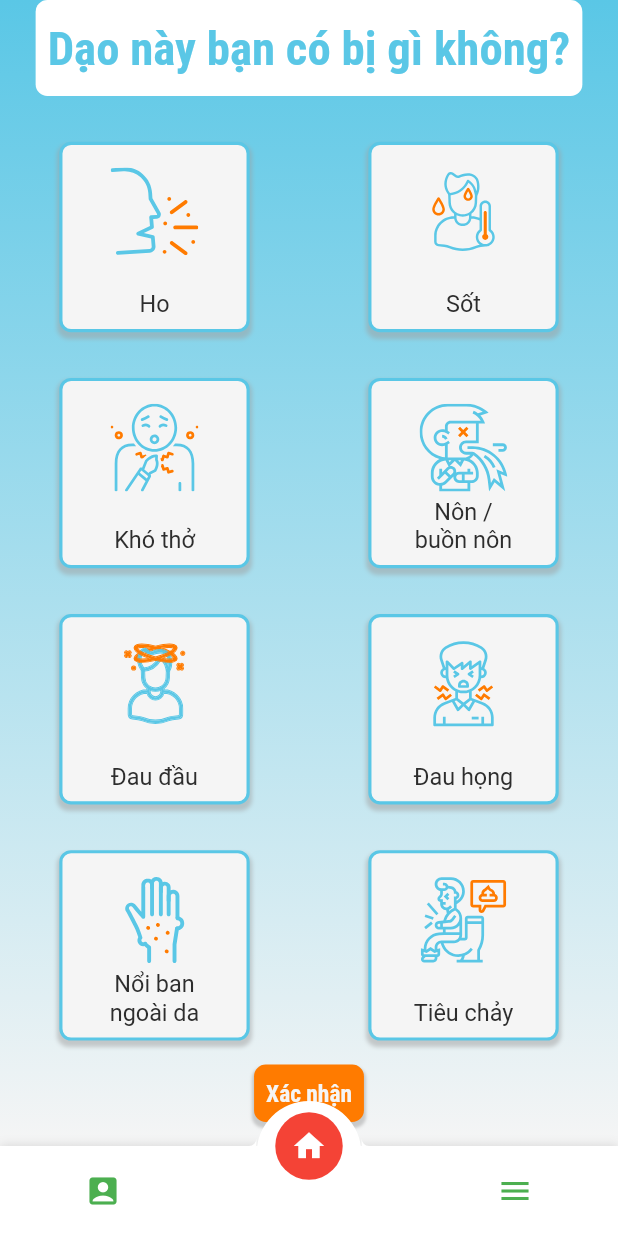
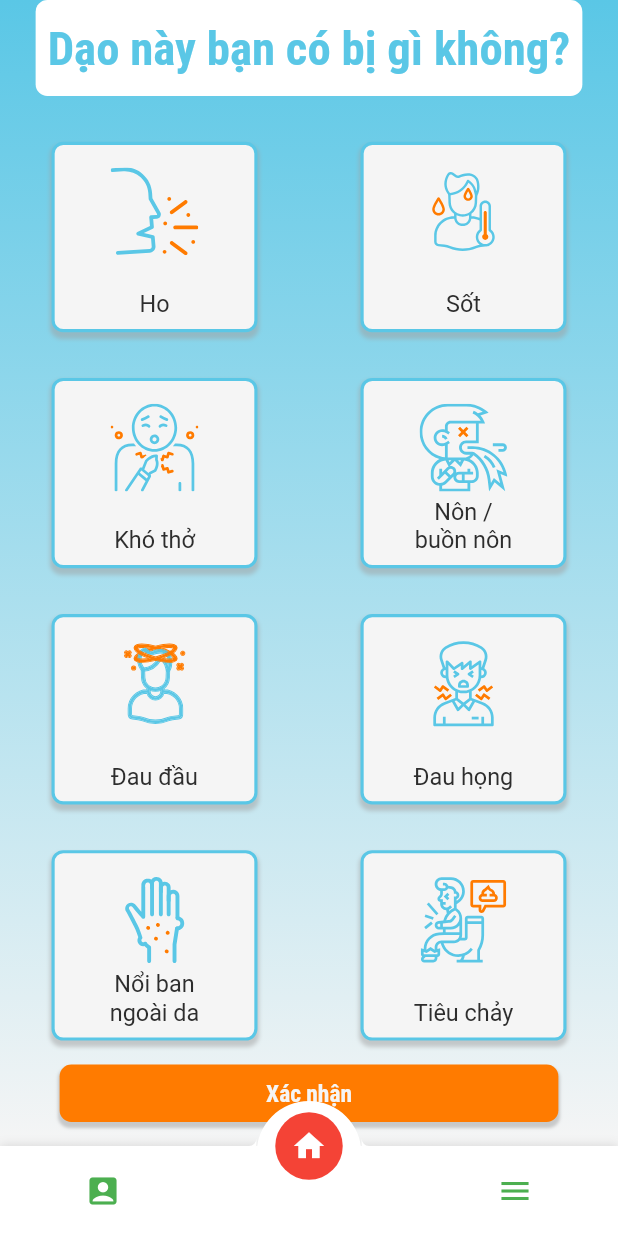
Before and after one commit to MinhTran0311/CovidDiary, a Flutter app: the HomePageScreen screen opened directly, after a tap on "Vui vẻ", after a tap on "Thoải mái", on a phone screen of 412 x 824 dp. Run offline on Flutter 3.47's test engine with Material 2 defaults, Android fonts, the phone set to English and light mode, and no system bars; our stand-ins replace flutter_screenutil, flutter_svg, jiffy, mask_text_input_formatter, modal_bottom_sheet, photo_view and 2 more; accounts and stored records are empty.

Commit message:
complete HealthReport

```diff
--- a/lib/commons/l10n/translation/intl_en.arb
+++ b/lib/commons/l10n/translation/intl_en.arb
@@ -120,5 +120,8 @@
   "health_report_emotion_5": "Tired",
   "health_report_emotion_6": "Sad",
   "health_report_emotion_7": "Frustrated",
-  "health_report_emotion_8": "Angry"
+  "health_report_emotion_8": "Angry",
+
+  "symptom_report_response_positive": "Have a good day",
+  "symptom_report_response_negative": "If you're not feeling well,\nmaybe you should stay home today."
 }
--- a/lib/core/HealthDiary/health_report.dart
+++ b/lib/core/HealthDiary/health_report.dart
@@ -75,8 +75,8 @@ class _EmotionReport extends StatelessWidget {
                 ),
               ],
             ),
-            width: 128,
-            height: 128,
+            width: 128.w,
+            height: 128.h,
           ),
         ),
       );
@@ -102,7 +102,7 @@ class _EmotionReport extends StatelessWidget {
                 Container(
                   height: 64,
                   child: Text(
-                    S.current.health_report_emotion_greating,
+                    S.current.health_report_emotion_greeting,
                     style: Theme.of(context)
                         .textTheme
                         .headline4!
@@ -180,6 +180,9 @@ class _EmotionReportState extends State<EmotionReport> {
   }
 
   void onNext() {
+    setState(() {
+      isPositive = null;
+    });
     Navigator.push(
         context,
         MaterialPageRoute(
--- a/lib/core/HealthDiary/symptom_report.dart
+++ b/lib/core/HealthDiary/symptom_report.dart
@@ -1,24 +1,28 @@
+import 'dart:ui';
+
 import 'package:flutter/cupertino.dart';
 import 'package:flutter/material.dart';
 import 'package:flutter_screenutil/flutter_screenutil.dart';
 import 'package:flutter_svg/flutter_svg.dart';
 import 'package:src/commons/l10n/generated/l10n.dart';
 import 'package:src/core/HealthDiary/symptom_detail.dart';
-import 'package:src/commons/navigators/navigator.dart';
 import 'package:src/commons/themes/theme.dart';
 import 'package:src/widgets/button/fill_button.dart';
 import 'package:src/widgets/button/outline_button.dart' as btn;
 
-class SymptomReport extends StatefulWidget {
-  const SymptomReport({
+class _SymptomReport extends StatefulWidget {
+  const _SymptomReport({
     Key? key,
+    this.onDone,
   }) : super(key: key);
 
+  final void Function(bool)? onDone;
+
   @override
-  _SymptomReportState createState() => _SymptomReportState();
+  __SymptomReportState createState() => __SymptomReportState();
 }
 
-class _SymptomReportState extends State<SymptomReport> {
+class __SymptomReportState extends State<_SymptomReport> {
   static List<String> iconList = [
     "assets/svg/icon/cough_ps.svg",
     "assets/svg/icon/fever_ps.svg",
@@ -58,7 +62,7 @@ class _SymptomReportState extends State<SymptomReport> {
   }
 
   void onDone() {
-    ;
+    widget.onDone?.call(!symptomSeverity.any((element) => element != 0));
   }
 
   @override
@@ -89,10 +93,18 @@ class _SymptomReportState extends State<SymptomReport> {
                     style: Theme.of(context).textTheme.bodyText1,
                     textAlign: TextAlign.center,
                   ),
+                ),
+                Container(
+                  alignment: Alignment.topRight,
+                  child: symptomSeverity[i] > 0
+                      ? SymptomSeverityBasicNotification(
+                          severity: symptomSeverity[i] - 1,
+                        )
+                      : null,
                 )
               ],
             ),
-            width: 130.h,
+            width: 130.w,
             height: 130.h,
           ),
         ),
@@ -123,7 +135,7 @@ class _SymptomReportState extends State<SymptomReport> {
                       Container(
                         height: 64,
                         child: Text(
-                          "Dạo này bạn có bị gì không?",
+                          S.current.symptom_report_greeting,
                           style: Theme.of(context)
                               .textTheme
                               .headline4!
@@ -158,13 +170,26 @@ class _SymptomReportState extends State<SymptomReport> {
                 ],
               ),
             ),
-            Container(
-              height: 72.h,
-              padding: EdgeInsets.all(16),
-              child: CustomColorFillButton(
-                buttonText: "Xác nhận",
-                onPressed: onDone,
-                fillColor: getCustomColor().secondary,
+            Expanded(
+              flex: 0,
+              child: Container(
+                height: 72.h,
+                padding: EdgeInsets.all(16),
+                child: Row(
+                  children: [
+                    Spacer(),
+                    Flexible(
+                      flex: 14,
+                      fit: FlexFit.tight,
+                      child: CustomColorFillButton(
+                        buttonText: S.current.confirm,
+                        onPressed: onDone,
+                        fillColor: getCustomColor().secondary,
+                      ),
+                    ),
+                    Spacer(),
+                  ],
+                ),
               ),
             ),
           ],
@@ -176,14 +201,14 @@ class _SymptomReportState extends State<SymptomReport> {
 
 class SymptomSeverityBasicNotification extends StatelessWidget {
   static List<String> iconListSeverityOff = [
-    "green_circle.png",
-    "yellow_circle.png",
-    "red_circle.png",
+    "assets/svg/icon/green_circle.png",
+    "assets/svg/icon/yellow_circle.png",
+    "assets/svg/icon/red_circle.png",
   ];
   static List<String> iconListSeverityOn = [
-    "green_circle_fill.png",
-    "yellow_circle_fill.png",
-    "red_circle_fill.png",
+    "assets/svg/icon/green_circle_fill.png",
+    "assets/svg/icon/yellow_circle_fill.png",
+    "assets/svg/icon/red_circle_fill.png",
   ];
   const SymptomSeverityBasicNotification({
     Key? key,
@@ -195,48 +220,48 @@ class SymptomSeverityBasicNotification extends StatelessWidget {
   @override
   Widget build(BuildContext context) {
     return Container(
-      width: 48.w,
-      height: 88.h,
-      padding: EdgeInsets.all(16),
+      width: 24.h,
+      height: 72.h,
+      padding: EdgeInsets.fromLTRB(4.h, 8.h, 4.h, 8.h),
       child: Column(
         mainAxisAlignment: MainAxisAlignment.spaceBetween,
         children: [
           severity == 0
               ? Image.asset(
                   iconListSeverityOn[severity],
-                  width: 16.w,
+                  width: 16.h,
                   height: 16.h,
                   fit: BoxFit.fill,
                 )
               : Image.asset(
                   iconListSeverityOff[0],
-                  width: 16.w,
+                  width: 16.h,
                   height: 16.h,
                   fit: BoxFit.fill,
                 ),
           severity == 1
               ? Image.asset(
                   iconListSeverityOn[severity],
-                  width: 16.w,
+                  width: 16.h,
                   height: 16.h,
                   fit: BoxFit.fill,
                 )
               : Image.asset(
                   iconListSeverityOff[1],
-                  width: 16.w,
+                  width: 16.h,
                   height: 16.h,
                   fit: BoxFit.fill,
                 ),
           severity == 2
               ? Image.asset(
                   iconListSeverityOn[severity],
-                  width: 16.w,
+                  width: 16.h,
                   height: 16.h,
                   fit: BoxFit.fill,
                 )
               : Image.asset(
                   iconListSeverityOff[2],
-                  width: 16.w,
+                  width: 16.h,
                   height: 16.h,
                   fit: BoxFit.fill,
                 ),
@@ -245,3 +270,117 @@ class SymptomSeverityBasicNotification extends StatelessWidget {
     );
   }
 }
+
+class SymptomReport extends StatefulWidget {
+  const SymptomReport({
+    Key? key,
+  }) : super(key: key);
+
+  @override
+  _SymptomReportState createState() => _SymptomReportState();
+}
+
+class _SymptomReportState extends State<SymptomReport> {
+  bool? isPositive;
+
+  static const String closeSvg = "assets/svg/icon/close-r.svg";
+
+  void onDone(bool isPositive) {
+    // TODO: add to DB
+    setState(() {
+      this.isPositive = isPositive;
+    });
+  }
+
+  void onNext() {
+    Navigator.popUntil(context, (route) => route.isFirst);
+  }
+
+  @override
+  Widget build(BuildContext context) {
+    List<Widget> stackedEntities = [
+      _SymptomReport(
+        onDone: onDone,
+      ),
+    ];
+    if (isPositive != null) {
+      stackedEntities.add(BackdropFilter(
+        filter: ImageFilter.blur(
+          sigmaX: 5,
+          sigmaY: 5,
+        ),
+        child: Container(
+          color: getCustomColor().black.withOpacity(0.5),
+        ),
+      ));
+      stackedEntities.add(Row(
+        children: [
+          Spacer(),
+          Flexible(
+            flex: 14,
+            child: GestureDetector(
+              child: Center(
+                child: Container(
+                  height: 128.h,
+                  decoration: BoxDecoration(
+                    boxShadow: [
+                      BoxShadow(
+                        color: Colors.grey.withOpacity(0.5),
+                        spreadRadius: 1.r,
+                        blurRadius: 1.5.r,
+                        offset: Offset(0, 3), // changes position of shadow
+                      ),
+                    ],
+                    border: Border.all(
+                        width: 2.w,
+                        color: isPositive!
+                            ? getCustomColor().primary
+                            : getCustomColor().secondary),
+                    color: getCustomColor().background,
+                    borderRadius: BorderRadius.circular(8.r),
+                  ),
+                  child: Stack(
+                    children: [
+                      Center(
+                        child: Text(
+                          isPositive!
+                              ? S.current.symptom_report_response_positive
+                              : S.current.symptom_report_response_negative,
+                          style: Theme.of(context)
+                              .textTheme
+                              .headline5!
+                              .copyWith(
+                                  color: isPositive!
+                                      ? getCustomColor().secondary
+                                      : getCustomColor().primary),
+                          textAlign: TextAlign.center,
+                        ),
+                      ),
+                      Align(
+                        alignment: Alignment.topRight,
+                        child: SvgPicture.asset(
+                          closeSvg,
+                          height: 24.h,
+                          width: 24.w,
+                          color: isPositive!
+                              ? getCustomColor().secondary
+                              : getCustomColor().primary,
+                        ),
+                      ),
+                    ],
+                  ),
+                ),
+              ),
+              onTap: onNext,
+            ),
+          ),
+          Spacer()
+        ],
+      ));
+    }
+
+    return Stack(
+      children: stackedEntities,
+    );
+  }
+}
```
Also changed, not shown: lib/commons/l10n/translation/intl_vi.arb (+6 -2 lines), lib/core/HealthDiary/symptom_detail.dart (+15 -12 lines), assets/svg/icon/green_circle.png, assets/svg/icon/red_circle.png, assets/svg/icon/yellow_circle.png, lib/commons/l10n/generated/intl/messages_en.dart, lib/commons/l10n/generated/intl/messages_vi.dart, lib/commons/l10n/generated/l10n.dart.
